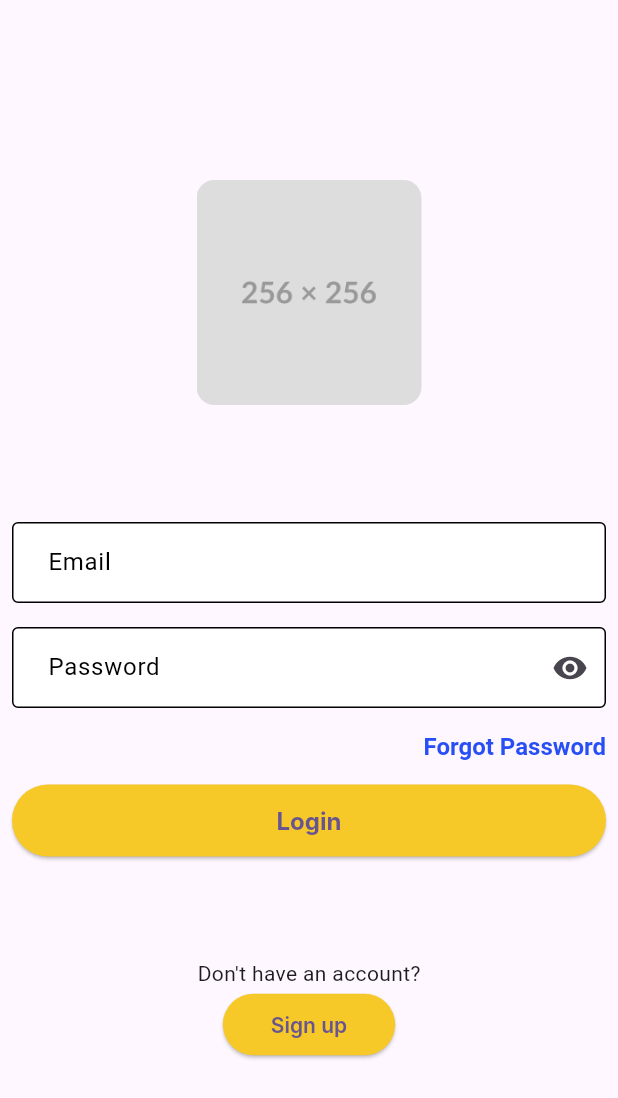
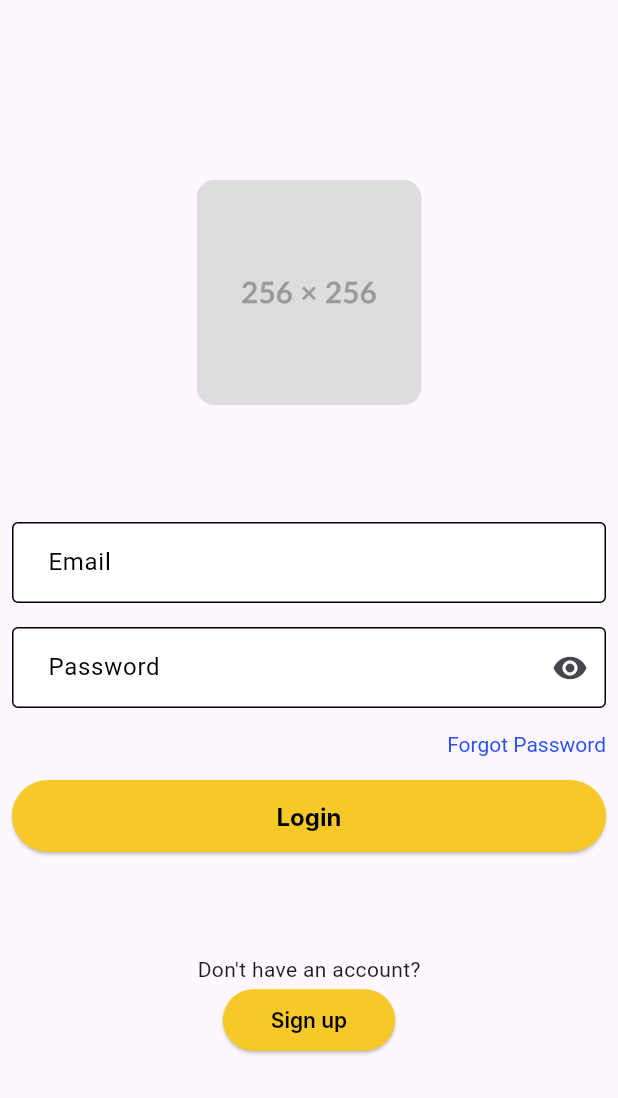
Before and after one commit to FreelyTian/DesignSystemDart, a Flutter app: the LoginPage screen opened directly, on a phone screen of 412 x 824 dp. Shown: the top 1098 px of the screen. Run offline on Flutter 3.47's test engine with Material 3 defaults, Android fonts, the phone set to English and light mode, and no system bars; missing offline and left inert: input_text; Roboto replaces fonts that are missing (Inter).

Commit message:
fix: textStyles corretamente funcionando

```diff
--- a/lib/DesignSystem/Components/Buttons/ActionButton/action_button.dart
+++ b/lib/DesignSystem/Components/Buttons/ActionButton/action_button.dart
@@ -57,6 +57,7 @@ class ActionButton extends StatelessWidget {
         minimumSize: viewModel.size == ActionButtonSize.large ? const Size(400, 48) : const Size(100, 36),
         shape: RoundedRectangleBorder(borderRadius: BorderRadius.circular(24)),
         textStyle: buttonTextStyle,
+        foregroundColor: buttonTextStyle.color,
         padding: EdgeInsets.symmetric(
           vertical: verticalPadding,
           horizontal: horizontalPadding
--- a/lib/DesignSystem/Components/LinkedLabel/linked_label.dart
+++ b/lib/DesignSystem/Components/LinkedLabel/linked_label.dart
@@ -26,7 +26,7 @@ class LinkedLabel extends StatelessWidget {
     return RichText(
       text: TextSpan(
         text: viewModel.fullText.substring(0, startIndex),
-        style: label2Semibold,
+        style: label2Regular,
         children: [
           TextSpan(
             text: viewModel.linkedText,
```
